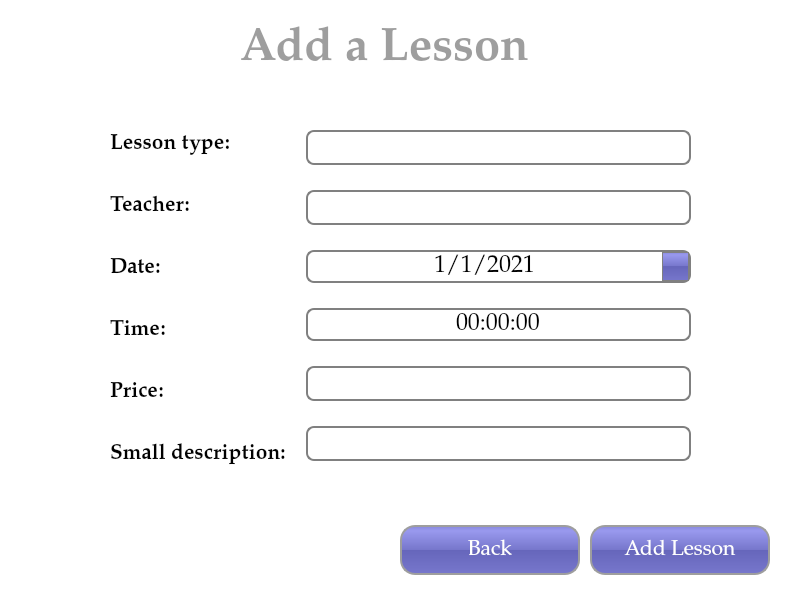
Old version of the form UI/AddLessonPageUI.ui in the repository tural777/FinalProject.
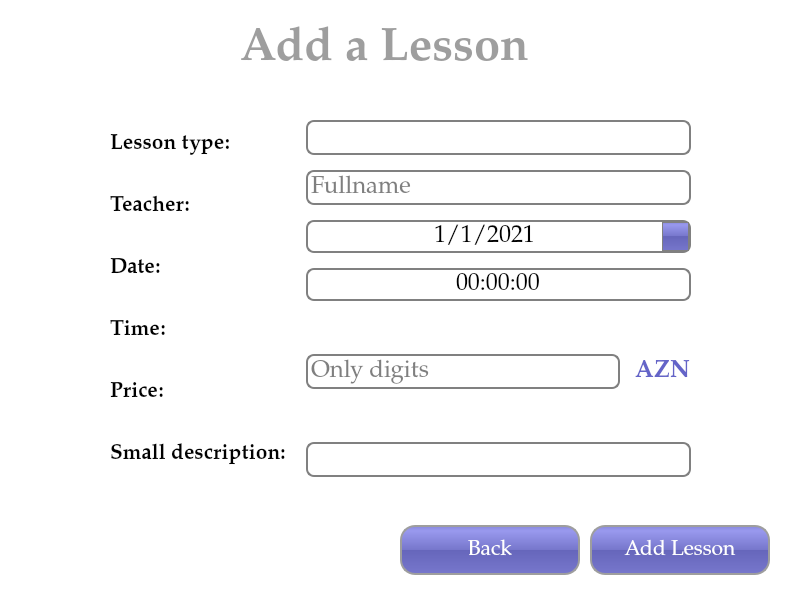
New version of the form.

Patch:
```diff
--- a/UI/AddLessonPageUI.ui
+++ b/UI/AddLessonPageUI.ui
@@ -247,6 +247,9 @@
 border-radius: 8px;
 }</string>
         </property>
+        <property name="clearButtonEnabled">
+         <bool>true</bool>
+        </property>
        </widget>
       </item>
       <item>
@@ -265,6 +268,12 @@
 border-radius: 8px;
 }</string>
         </property>
+        <property name="placeholderText">
+         <string>Fullname</string>
+        </property>
+        <property name="clearButtonEnabled">
+         <bool>true</bool>
+        </property>
        </widget>
       </item>
       <item>
@@ -416,6 +425,8 @@
        </widget>
       </item>
       <item>
+       <layout class="QHBoxLayout" name="horizontalLayout_2">
+        <item>
        <widget class="QLineEdit" name="txt_price">
         <property name="font">
          <font>
@@ -431,7 +442,39 @@
 border-radius: 8px;
 }</string>
         </property>
-       </widget>
+          <property name="inputMask">
+           <string/>
+          </property>
+          <property name="maxLength">
+           <number>10</number>
+          </property>
+          <property name="placeholderText">
+           <string>Only digits</string>
+          </property>
+          <property name="clearButtonEnabled">
+           <bool>true</bool>
+          </property>
+         </widget>
+        </item>
+        <item>
+         <widget class="QLabel" name="lbl_priceAZN">
+          <property name="font">
+           <font>
+            <family>Palatino Linotype</family>
+            <pointsize>18</pointsize>
+            <weight>75</weight>
+            <bold>true</bold>
+           </font>
+          </property>
+          <property name="styleSheet">
+           <string notr="true">color: rgb(100, 100, 200);</string>
+          </property>
+          <property name="text">
+           <string>AZN</string>
+          </property>
+         </widget>
+        </item>
+       </layout>
       </item>
       <item>
        <widget class="QLineEdit" name="txt_description">
@@ -449,6 +492,9 @@
 border-radius: 8px;
 }</string>
         </property>
+        <property name="clearButtonEnabled">
+         <bool>true</bool>
+        </property>
        </widget>
       </item>
      </layout>
```
Lines whose indentation alone changed are shown as unchanged.
